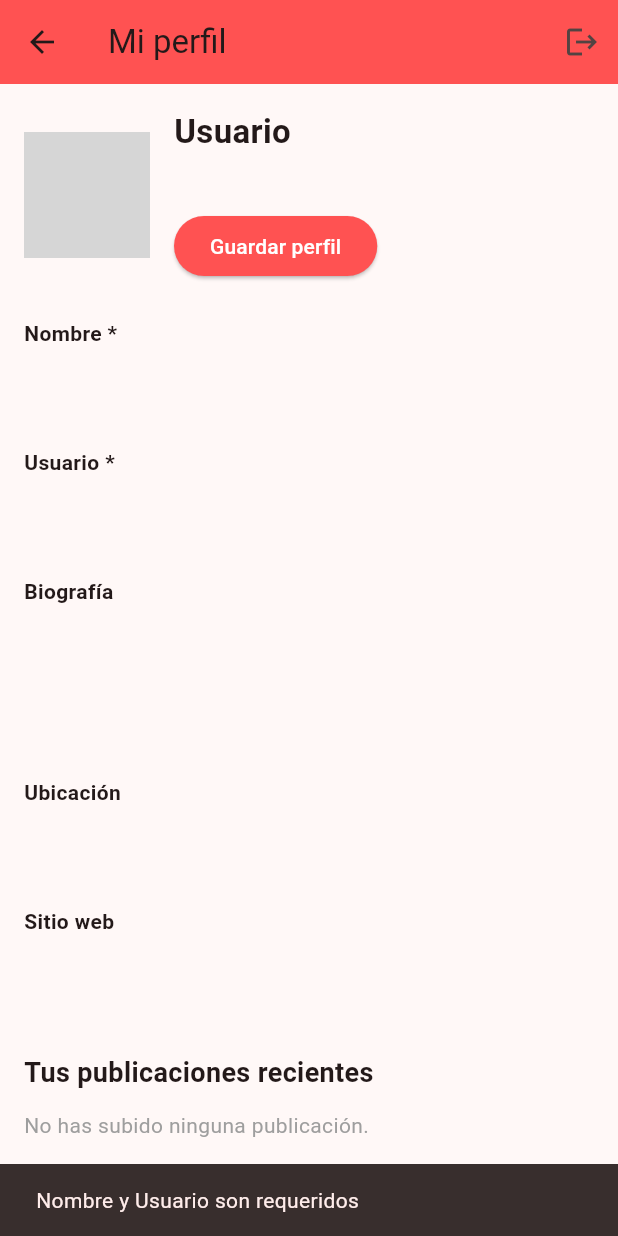
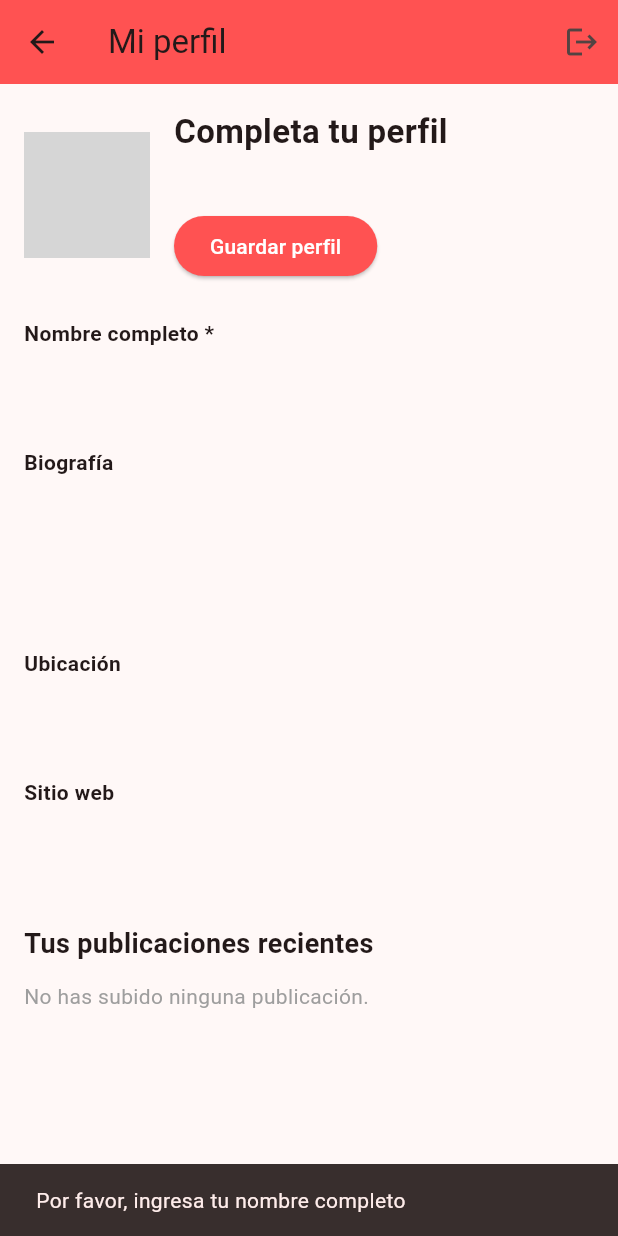
Before and after one commit to Ptroncone205/GuayanaLive, a Flutter app: the ProfileScreen screen opened directly, after a tap on "Editar perfil", after a tap on "Guardar perfil", on a phone screen of 412 x 824 dp. Run offline on Flutter 3.47's test engine with Material 3 defaults, Android fonts, the phone set to English and light mode, and no system bars; our stand-ins replace camera, image_picker, supabase_flutter; accounts and stored records are empty; network calls fail; grey boxes are pictures that could not be loaded.

Commit message:
complete profile

```diff
--- a/app/lib/profile_screen.dart
+++ b/app/lib/profile_screen.dart
@@ -6,8 +6,9 @@ import 'package:flutter/foundation.dart' show kIsWeb;
 
 class ProfileScreen extends StatefulWidget {
   final String? userId;
+  final VoidCallback? onSetupComplete; // Added for setup flow
 
-  const ProfileScreen({super.key, this.userId});
+  const ProfileScreen({super.key, this.userId, this.onSetupComplete});
 
   @override
   State<ProfileScreen> createState() => _ProfileScreenState();
@@ -35,10 +36,14 @@ class _ProfileScreenState extends State<ProfileScreen> {
 
   String get _targetUserId => widget.userId ?? _supabase.auth.currentUser!.id;
   bool get _isMyProfile => widget.userId == null || widget.userId == _supabase.auth.currentUser!.id;
+  bool get _isSetupMode => widget.onSetupComplete != null;
 
   @override
   void initState() {
     super.initState();
+    if (_isSetupMode) {
+      _isEditing = true;
+    }
     _fetchProfileData();
   }
 
@@ -53,6 +58,11 @@ class _ProfileScreenState extends State<ProfileScreen> {
 
       if (profileData != null) {
         _nameController.text = profileData['full_name'] ?? '';
+        // Special case: if it's 'usuario', clear it to force user to enter a real name
+        if (_nameController.text.toLowerCase() == 'usuario') {
+            _nameController.text = '';
+        }
+
         _usernameController.text = profileData['username'] ?? '';
         _bioController.text = profileData['bio'] ?? '';
         _locationController.text = profileData['location'] ?? '';
@@ -115,26 +125,30 @@ class _ProfileScreenState extends State<ProfileScreen> {
   }
 
   Future<void> _saveProfile() async {
-    if (_nameController.text.trim().isEmpty || _usernameController.text.trim().isEmpty) {
-      ScaffoldMessenger.of(context).showSnackBar(const SnackBar(content: Text('Nombre y Usuario son requeridos')));
+    final name = _nameController.text.trim();
+    if (name.isEmpty || name.toLowerCase() == 'usuario') {
+      ScaffoldMessenger.of(context).showSnackBar(const SnackBar(content: Text('Por favor, ingresa tu nombre completo')));
       return;
     }
 
     setState(() => _isLoading = true);
     try {
-      // USING UPSERT HERE IS THE MAGIC FIX
       await _supabase.from('profiles').upsert({
         'id': _targetUserId,
-        'full_name': _nameController.text.trim(),
+        'full_name': name,
         'username': _usernameController.text.trim(),
         'bio': _bioController.text.trim(),
         'location': _locationController.text.trim(),
         'website': _websiteController.text.trim(),
       });
 
+      if (mounted) {
+        if (_isSetupMode) {
+          widget.onSetupComplete!();
+        } else {
           setState(() => _isEditing = false);
-      if (mounted) {
-        ScaffoldMessenger.of(context).showSnackBar(const SnackBar(content: Text('Perfil guardado permanentemente')));
+          ScaffoldMessenger.of(context).showSnackBar(const SnackBar(content: Text('Perfil guardado con éxito')));
+        }
       }
     } catch (e) {
       if (mounted) ScaffoldMessenger.of(context).showSnackBar(SnackBar(content: Text('Error al guardar: $e')));
@@ -169,10 +183,13 @@ class _ProfileScreenState extends State<ProfileScreen> {
 
   @override
   Widget build(BuildContext context) {
-    return Scaffold(
+    // Prevent going back if in setup mode
+    Widget content = Scaffold(
       appBar: AppBar(
-        title: Text(_isMyProfile ? 'Mi perfil' : 'Perfil'),
+        title: Text(_isSetupMode ? 'Configura tu perfil' : (_isMyProfile ? 'Mi perfil' : 'Perfil')),
         backgroundColor: Colors.redAccent,
+        // Hide leading back button if in setup mode
+        automaticallyImplyLeading: !_isSetupMode,
         actions: [
           if (_isMyProfile)
             IconButton(
@@ -182,7 +199,7 @@ class _ProfileScreenState extends State<ProfileScreen> {
             )
         ],
       ),
-      body: _isLoading && _posts.isEmpty
+      body: _isLoading && _posts.isEmpty && !_isSetupMode
           ? const Center(child: CircularProgressIndicator(color: Colors.redAccent))
           : SingleChildScrollView(
               child: Padding(
@@ -190,6 +207,14 @@ class _ProfileScreenState extends State<ProfileScreen> {
                 child: Column(
                   crossAxisAlignment: CrossAxisAlignment.start,
                   children: [
+                    if (_isSetupMode)
+                      const Padding(
+                        padding: EdgeInsets.only(bottom: 20.0),
+                        child: Text(
+                          '¡Bienvenido! Antes de empezar, necesitamos que completes tu información básica.',
+                          style: TextStyle(fontSize: 16, fontWeight: FontWeight.w500, color: Colors.redAccent),
+                        ),
+                      ),
                     Row(
                       children: [
                         // Avatar Section
@@ -227,7 +252,7 @@ class _ProfileScreenState extends State<ProfileScreen> {
                             crossAxisAlignment: CrossAxisAlignment.start,
                             children: [
                               Text(
-                                _nameController.text.isNotEmpty ? _nameController.text : 'Usuario',
+                                _nameController.text.isNotEmpty ? _nameController.text : 'Completa tu perfil',
                                 style: const TextStyle(fontSize: 22, fontWeight: FontWeight.bold),
                               ),
                               const SizedBox(height: 4),
@@ -236,7 +261,7 @@ class _ProfileScreenState extends State<ProfileScreen> {
                                 style: const TextStyle(color: Colors.grey),
                               ),
                               const SizedBox(height: 12),
-                              if (_isMyProfile)
+                              if (_isMyProfile && !_isSetupMode)
                                 ElevatedButton(
                                   onPressed: _isEditing ? _saveProfile : () => setState(() => _isEditing = true),
                                   style: ElevatedButton.styleFrom(
@@ -251,12 +276,31 @@ class _ProfileScreenState extends State<ProfileScreen> {
                       ],
                     ),
                     const SizedBox(height: 24),
-                    _buildInfoField(label: 'Nombre *', controller: _nameController),
-                    _buildInfoField(label: 'Usuario *', controller: _usernameController),
+                    _buildInfoField(label: 'Nombre completo *', controller: _nameController),
                     _buildInfoField(label: 'Biografía', controller: _bioController),
                     _buildInfoField(label: 'Ubicación', controller: _locationController),
                     _buildInfoField(label: 'Sitio web', controller: _websiteController),
+
+                    if (_isSetupMode) ...[
+                      const SizedBox(height: 24),
+                      SizedBox(
+                        width: double.infinity,
+                        child: ElevatedButton(
+                          onPressed: _isLoading ? null : _saveProfile,
+                          style: ElevatedButton.styleFrom(
+                            backgroundColor: Colors.redAccent,
+                            padding: const EdgeInsets.symmetric(vertical: 16),
+                            shape: RoundedRectangleBorder(borderRadius: BorderRadius.circular(12)),
+                          ),
+                          child: _isLoading
+                            ? const CircularProgressIndicator(color: Colors.white)
+                            : const Text('Completar registro', style: TextStyle(color: Colors.white, fontSize: 16, fontWeight: FontWeight.bold)),
+                        ),
+                      ),
+                    ],
+
                     const SizedBox(height: 12),
+                    if (!_isSetupMode) ...[
                         Text(_isMyProfile ? 'Tus publicaciones recientes' : 'Publicaciones recientes', style: const TextStyle(fontSize: 18, fontWeight: FontWeight.bold)),
                         const SizedBox(height: 12),
                         if (_posts.isEmpty)
@@ -275,10 +319,19 @@ class _ProfileScreenState extends State<ProfileScreen> {
                               );
                             }).toList(),
                           ),
+                    ]
                   ],
                 ),
               ),
             ),
     );
+
+    if (_isSetupMode) {
+      return PopScope(
+        canPop: false,
+        child: content,
+      );
+    }
+    return content;
   }
 }
```
Also changed, not shown: app/lib/main.dart (+59 -2 lines). Lines whose indentation alone changed are shown as unchanged.
